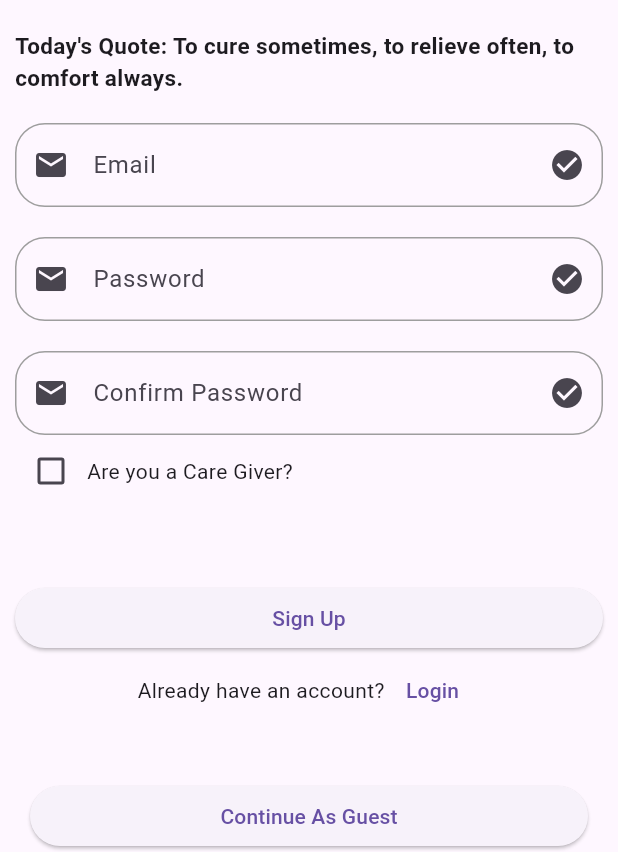
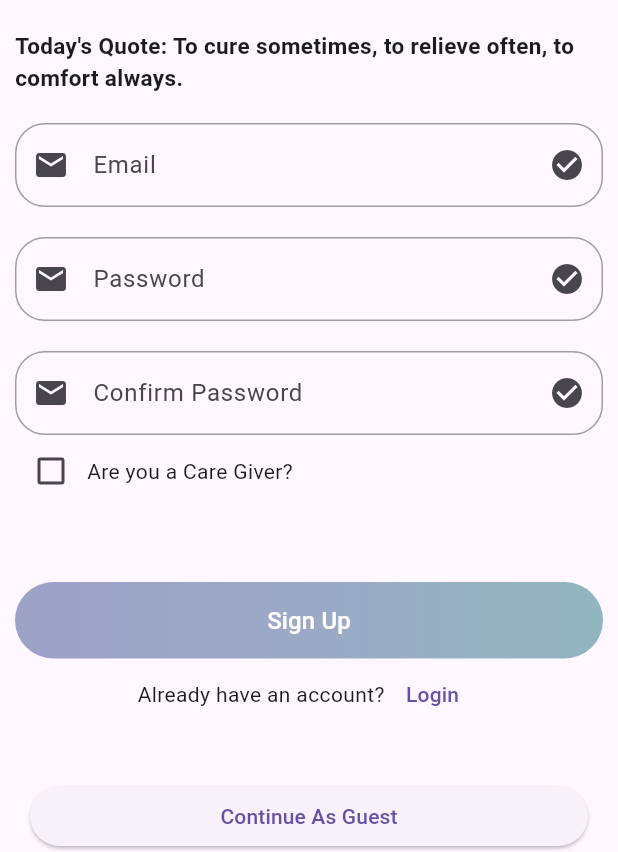
Before and after one commit to Bhubonmondal/AlzCare, a Flutter app: the screen it shows after launch, after a tap on "Sign Up", on a phone screen of 412 x 824 dp, the part 384-1236 px from its top. Run offline on Flutter 3.47's test engine with Material 3 defaults, Android fonts, the phone set to English and light mode, and no system bars; our stand-ins replace cloud_firestore, firebase_auth, firebase_core, flutter_card_swiper, flutter_chat_types, geolocator and 2 more; missing offline and left inert: alarm, flutter_chat_core, flutter_chat_ui, flutter_drawing_board, flutter_phone_direct_caller; accounts and stored records are empty.

Commit message:
white board added

```diff
--- a/lib/main.dart
+++ b/lib/main.dart
@@ -5,6 +5,7 @@ import 'package:alzcare/screen/care_giver_side/caregiver_dashboard.dart';
 import 'package:alzcare/screen/create_account.dart';
 import 'package:alzcare/screen/guest_page.dart';
 import 'package:alzcare/screen/login.dart';
+import 'package:alzcare/screen/patient_side/board.dart';
 import 'package:alzcare/screen/patient_side/face_game.dart';
 import 'package:alzcare/screen/patient_side/patient_dashboard.dart';
 import 'package:alzcare/screen/patient_side/pill_reminder_screen.dart';
@@ -74,6 +75,8 @@ class MyApp extends StatelessWidget {
           case '/pill_reminder':
             return MaterialPageRoute(builder: (_) => const PillReminderScreen());
 
+          case '/white_board':
+            return MaterialPageRoute(builder: (_) => const WhiteBoard());
 
           case '/therapist_chatbot':
             return MaterialPageRoute(builder: (_) => const TherapistChatbot());
--- a/lib/screen/create_account.dart
+++ b/lib/screen/create_account.dart
@@ -85,7 +85,26 @@ class _CreateAccountState extends State<CreateAccount> {
                   ],
                 ),
                 SizedBox(height: 50),
-                ElevatedButton(
+                Container(
+                  decoration: BoxDecoration(
+                    gradient:  LinearGradient(
+                      colors: [
+                      Color(0xFF9DA1C7),
+                  Color(0xFF9BA9C6),
+                  Color(0xFF91B6BE),
+                  ],
+                ),
+                    borderRadius: BorderRadius.circular(30),
+                  ),
+                  child: ElevatedButton(
+                    style: ElevatedButton.styleFrom(
+                      backgroundColor: Colors.transparent,
+                      shadowColor: Colors.transparent,
+                      padding: EdgeInsets.symmetric(vertical: 14, horizontal: 28),
+                      shape: RoundedRectangleBorder(
+                        borderRadius: BorderRadius.circular(30),
+                      ),
+                    ),
                     onPressed: () {
                       createAccountController(
                         context,
@@ -95,7 +114,11 @@ class _CreateAccountState extends State<CreateAccount> {
                         ifChecked,
                       );
                     },
-                  child: Text("Sign Up"),
+                    child: Text(
+                      "Sign Up",
+                      style: TextStyle(color: Colors.white, fontSize: 16),
+                    ),
+                  ),
                 ),
                 Row(
                   mainAxisAlignment: MainAxisAlignment.center,
--- a/lib/screen/login.dart
+++ b/lib/screen/login.dart
@@ -166,11 +166,41 @@ class _LoginState extends State<Login> {
               ),
             ),
             SizedBox(height: 20),
-            ElevatedButton(
-              onPressed: isLoading ? null : loginUser,
-              child: isLoading
-                  ? CircularProgressIndicator(color: Colors.white)
-                  : Text("Login"),
+            Container(
+              decoration: BoxDecoration(
+                gradient: LinearGradient(
+                  colors: [
+                    Color(0xFF9DA1C7),
+                    Color(0xFF9BA9C6),
+                    Color(0xFF91B6BE),
+                  ],
+                ),
+                borderRadius: BorderRadius.circular(30),
+              ),
+              child: ElevatedButton(
+                style: ElevatedButton.styleFrom(
+                  backgroundColor: Colors.transparent,
+                  shadowColor: Colors.transparent,
+                  padding: EdgeInsets.symmetric(vertical: 12, horizontal: 24),
+                  shape: RoundedRectangleBorder(
+                    borderRadius: BorderRadius.circular(30),
+                  ),
+                ),
+                onPressed: isLoading ? null : loginUser,
+                child: isLoading
+                    ? SizedBox(
+                  width: 20,
+                  height: 20,
+                  child: CircularProgressIndicator(
+                    color: Colors.white,
+                    strokeWidth: 2,
+                  ),
+                )
+                    : Text(
+                  "Login",
+                  style: TextStyle(color: Colors.white),
+                ),
+              ),
             ),
             SizedBox(height: 20),
             Row(
```
Also changed, not shown: lib/screen/patient_side/board.dart (added, +45 -0 lines), lib/screen/patient_side/patient_dashboard.dart (+21 -1 lines), pubspec.yaml (+4 -8 lines). Lines whose indentation alone changed are shown as unchanged.
